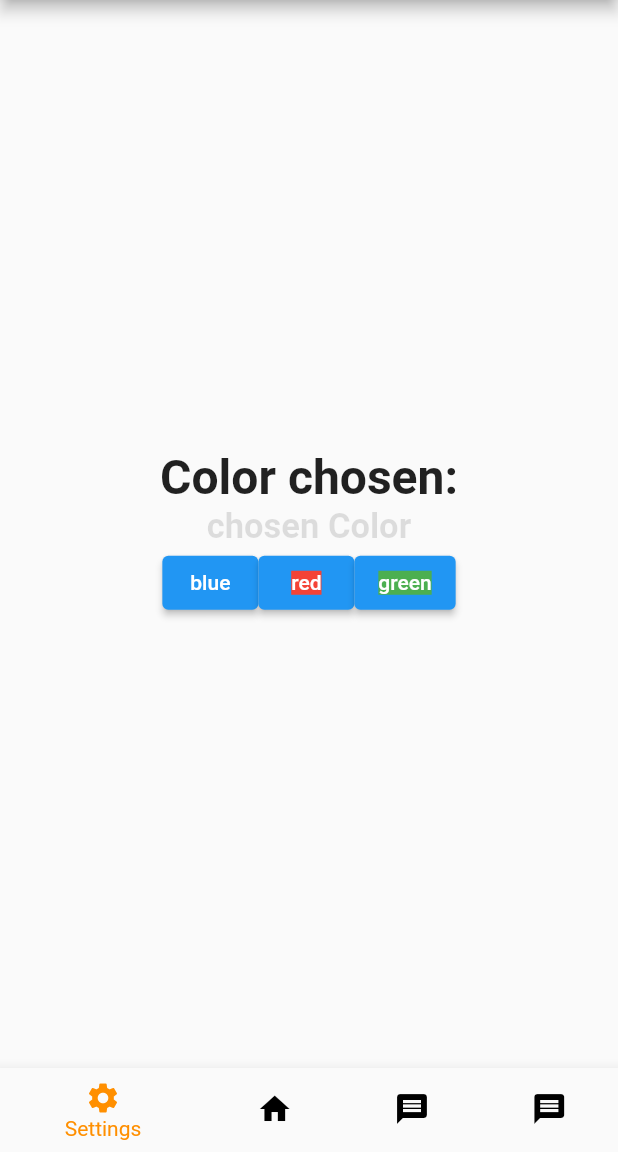
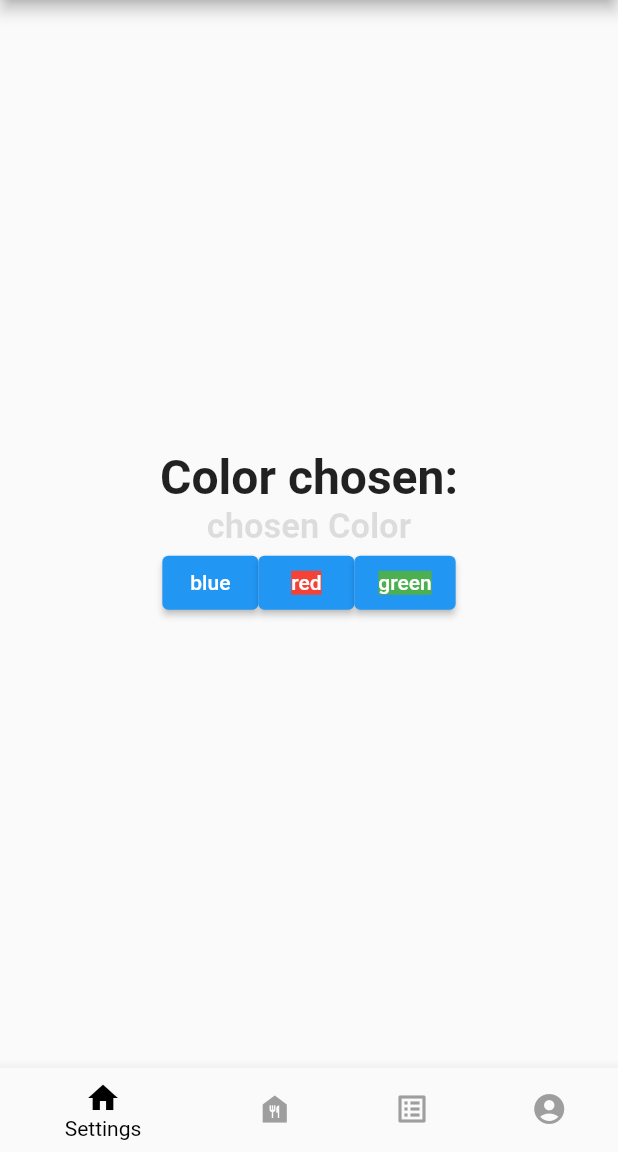
Before and after one commit to kit-recipe-app/front-end, a Flutter app: the screen it shows after launch, on a phone screen of 412 x 824 dp, the part 84-1236 px from its top. Run offline on Flutter 3.47's test engine with Material 2 defaults, Android fonts, the phone set to English and light mode, and no system bars.

Commit message:
main Klasse etwas abgeändert, MyHomePage und layout widget isnd jetzt eigene Dateien und ich hab ein paar Kommentare eingefügt und ein paar farben zu den Konstanten geändert

```diff
--- a/flutter_frontend_recipes/lib/constants/colors.dart
+++ b/flutter_frontend_recipes/lib/constants/color_designs.dart
@@ -1,12 +1,10 @@
 import 'package:flutter/material.dart';
-
 
 // TODO: Die Inhalte sind erstmal nur Platzhalter, bis das endültige Design Feststeht
 // TODO: Sobald das Design endgültig ist, müssen alle Werte geändert werden
 
 // Diese Klasse enthält die Farben, die in der App verwendet werden
-class Colors {
-
+class ColorDesign {
 
   // Das sind Farben, die für die Seiten wichtig sind
   Color? backGroundColor = Colors.white;
@@ -18,7 +16,7 @@ class Colors {
 
 
   // Farben, die die Icons bekommen
-  Color? selectedIconColor = Colors.grey;
+  Color? selectedIconColor = Colors.black;
   Color? unSelectedIconColor = Colors.grey;
 
 }
--- a/flutter_frontend_recipes/lib/main.dart
+++ b/flutter_frontend_recipes/lib/main.dart
@@ -1,4 +1,5 @@
 import 'package:flutter/material.dart';
+import 'package:flutter_frontend_recipes/pages/layout_widget.dart';
 
 void main() {
   runApp(const MyApp());
@@ -15,139 +16,3 @@ class MyApp extends StatelessWidget {
     );
   }
 }
-
-class LayoutWidget extends StatefulWidget {
-  const LayoutWidget({Key? key}) : super(key: key);
-
-  @override
-  State<LayoutWidget> createState() => _LayoutWidgetState();
-}
-
-class _LayoutWidgetState extends State<LayoutWidget> {
-  int _currentIndex = 0;
-  final List<Widget> _pages = <Widget>[
-    const MyHomePage(title: 'MVP Recipe App - Startpage'),
-    const MyHomePage(title: 'MVP Recipe App - second page'),
-    const MyHomePage(title: 'MVP Recipe App - third page'),
-    const MyHomePage(title: 'MVP Recipe App - fourth page')
-  ];
-  @override
-  Widget build(BuildContext context) {
-    return Scaffold(
-      body: Center(
-        child: _pages[_currentIndex],
-      ),
-      bottomNavigationBar: BottomNavigationBar(
-        items: const <BottomNavigationBarItem>[
-          BottomNavigationBarItem(
-            icon: Icon(Icons.settings),
-            label: 'Settings',
-          ),
-          BottomNavigationBarItem(
-            icon: Icon(Icons.home),
-            label: 'Home',
-          ),
-          BottomNavigationBarItem(
-            icon: Icon(Icons.message),
-            label: 'Messages',
-          ),
-          BottomNavigationBarItem(
-            icon: Icon(Icons.message),
-            label: 'Messages',
-          ),
-        ],
-        currentIndex: _currentIndex,
-        selectedItemColor: Colors.amber[800],
-        unselectedItemColor: Colors.black,
-        onTap: (int index) {
-          setState(() {
-            _currentIndex = index;
-          });
-        },
-      ),
-    );
-  }
-}
-
-class MyHomePage extends StatefulWidget {
-  const MyHomePage({Key? key, required this.title}) : super(key: key);
-
-  final String title;
-
-  @override
-  State<MyHomePage> createState() => _MyHomePageState();
-}
-
-class _MyHomePageState extends State<MyHomePage> {
-  Color _chosenColor = Colors.black12;
-
-  void _choseColor(Color color) {
-    setState(() {
-      _chosenColor = color;
-    });
-  }
-
-  @override
-  Widget build(BuildContext context) {
-    return Scaffold(
-      appBar: AppBar(
-        backgroundColor: Colors.black26,
-        title: Text(widget.title),
-      ),
-      body: Center(
-        child: Column(
-          mainAxisAlignment: MainAxisAlignment.center,
-          children: <Widget>[
-            const Text(
-              'Color chosen:',
-              textAlign: TextAlign.center,
-              style: TextStyle(
-                fontSize: 32,
-                fontWeight: FontWeight.bold,
-              ),
-            ),
-            Text(
-              'chosen Color',
-              style: TextStyle(
-                  color: _chosenColor,
-                  fontWeight: FontWeight.bold,
-                  fontSize: 23),
-            ),
-            Row(
-              mainAxisAlignment: MainAxisAlignment.center,
-              children: [
-                ElevatedButton(
-                  onPressed: () {
-                    _choseColor(Colors.blue);
-                  },
-                  child: Container(
-                    color: Colors.blue,
-                    child: const Text('blue'),
-                  ),
-                ),
-                ElevatedButton(
-                  onPressed: () {
-                    _choseColor(Colors.red);
-                  },
-                  child: Container(
-                    color: Colors.red,
-                    child: const Text('red'),
-                  ),
-                ),
-                ElevatedButton(
-                  onPressed: () {
-                    _choseColor(Colors.green);
-                  },
-                  child: Container(
-                    color: Colors.green,
-                    child: const Text('green'),
-                  ),
-                ),
-              ],
-            ),
-          ],
-        ),
-      ),
-    );
-  }
-}
--- /dev/null
+++ b/flutter_frontend_recipes/lib/pages/layout_widget.dart
@@ -0,0 +1,71 @@
+import 'package:flutter/material.dart';
+import 'package:flutter_frontend_recipes/pages/my_home_page.dart';
+import 'package:flutter_frontend_recipes/constants/icon_designs.dart';
+import 'package:flutter_frontend_recipes/constants/color_designs.dart';
+import 'package:flutter_frontend_recipes/constants/font_styles.dart';
+
+
+class LayoutWidget extends StatefulWidget {
+  const LayoutWidget({Key? key}) : super(key: key);
+
+  @override
+  State<LayoutWidget> createState() => _LayoutWidgetState();
+}
+
+
+class _LayoutWidgetState extends State<LayoutWidget> {
+  int _currentIndex = 0;
+
+
+
+  // TODO: Die Liste von MyHomePage zu den tatsächlichen Seiten ändern
+
+  final List<Widget> _pages = <Widget>[
+    const MyHomePage(title: 'MVP Recipe App - Startpage'),
+    const MyHomePage(title: 'MVP Recipe App - second page'),
+    const MyHomePage(title: 'MVP Recipe App - third page'),
+    const MyHomePage(title: 'MVP Recipe App - fourth page')
+  ];
+
+  IconDesigns iconDesigns = IconDesigns();
+  ColorDesign colorDesign = ColorDesign();
+  FontStyles fontStyles = FontStyles();
+
+  @override
+  Widget build(BuildContext context) {
+    return Scaffold(
+      body: Center(
+        child: _pages[_currentIndex],
+      ),
+      bottomNavigationBar: BottomNavigationBar(
+        items:  <BottomNavigationBarItem>[
+          BottomNavigationBarItem(
+            icon: Icon(iconDesigns.homePageIcon),
+            label: 'Settings',
+          ),
+          BottomNavigationBarItem(
+            icon: Icon(iconDesigns.recipePageIcon),
+            label: 'Home',
+          ),
+          BottomNavigationBarItem(
+            icon: Icon(iconDesigns.shoppingListPageIcon),
+            label: 'Messages',
+          ),
+          BottomNavigationBarItem(
+            icon: Icon(iconDesigns.profilePageIcon),
+            label: 'Messages',
+          ),
+        ],
+
+        currentIndex: _currentIndex,
+        selectedItemColor: colorDesign.selectedIconColor,
+        unselectedItemColor: colorDesign.unSelectedIconColor,
+        onTap: (int index) {
+          setState(() {
+            _currentIndex = index;
+          });
+        },
+      ),
+    );
+  }
+}
--- /dev/null
+++ b/flutter_frontend_recipes/lib/pages/my_home_page.dart
@@ -0,0 +1,88 @@
+import 'package:flutter/material.dart';
+
+
+// TODO: Diese Klasse dient in erster Linie zu demonstartionszwecken und muss später umgeschrieben
+// TODO: oder eventuell entfernt werden
+
+class MyHomePage extends StatefulWidget {
+  const MyHomePage({Key? key, required this.title}) : super(key: key);
+
+  final String title;
+
+  @override
+  State<MyHomePage> createState() => _MyHomePageState();
+}
+
+class _MyHomePageState extends State<MyHomePage> {
+  Color _chosenColor = Colors.black12;
+
+  void _choseColor(Color color) {
+    setState(() {
+      _chosenColor = color;
+    });
+  }
+
+  @override
+  Widget build(BuildContext context) {
+    return Scaffold(
+      appBar: AppBar(
+        backgroundColor: Colors.black26,
+        title: Text(widget.title),
+      ),
+      body: Center(
+        child: Column(
+          mainAxisAlignment: MainAxisAlignment.center,
+          children: <Widget>[
+            const Text(
+              'Color chosen:',
+              textAlign: TextAlign.center,
+              style: TextStyle(
+                fontSize: 32,
+                fontWeight: FontWeight.bold,
+              ),
+            ),
+            Text(
+              'chosen Color',
+              style: TextStyle(
+                  color: _chosenColor,
+                  fontWeight: FontWeight.bold,
+                  fontSize: 23),
+            ),
+            Row(
+              mainAxisAlignment: MainAxisAlignment.center,
+              children: [
+                ElevatedButton(
+                  onPressed: () {
+                    _choseColor(Colors.blue);
+                  },
+                  child: Container(
+                    color: Colors.blue,
+                    child: const Text('blue'),
+                  ),
+                ),
+                ElevatedButton(
+                  onPressed: () {
+                    _choseColor(Colors.red);
+                  },
+                  child: Container(
+                    color: Colors.red,
+                    child: const Text('red'),
+                  ),
+                ),
+                ElevatedButton(
+                  onPressed: () {
+                    _choseColor(Colors.green);
+                  },
+                  child: Container(
+                    color: Colors.green,
+                    child: const Text('green'),
+                  ),
+                ),
+              ],
+            ),
+          ],
+        ),
+      ),
+    );
+  }
+}
```
Also changed, not shown: flutter_frontend_recipes/pubspec.lock.
